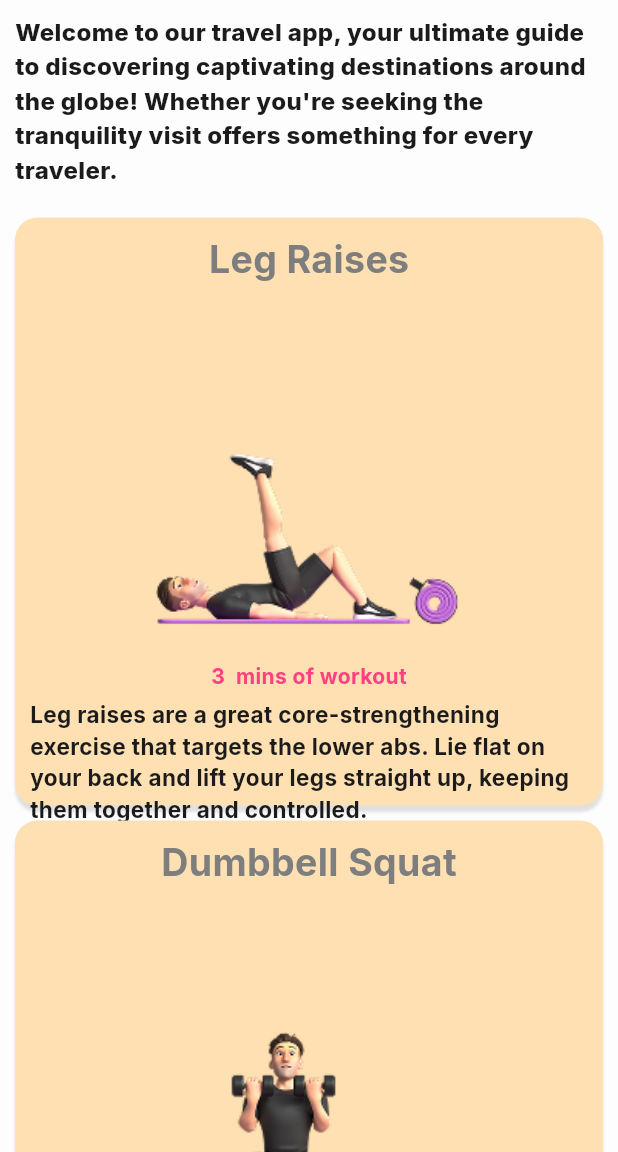
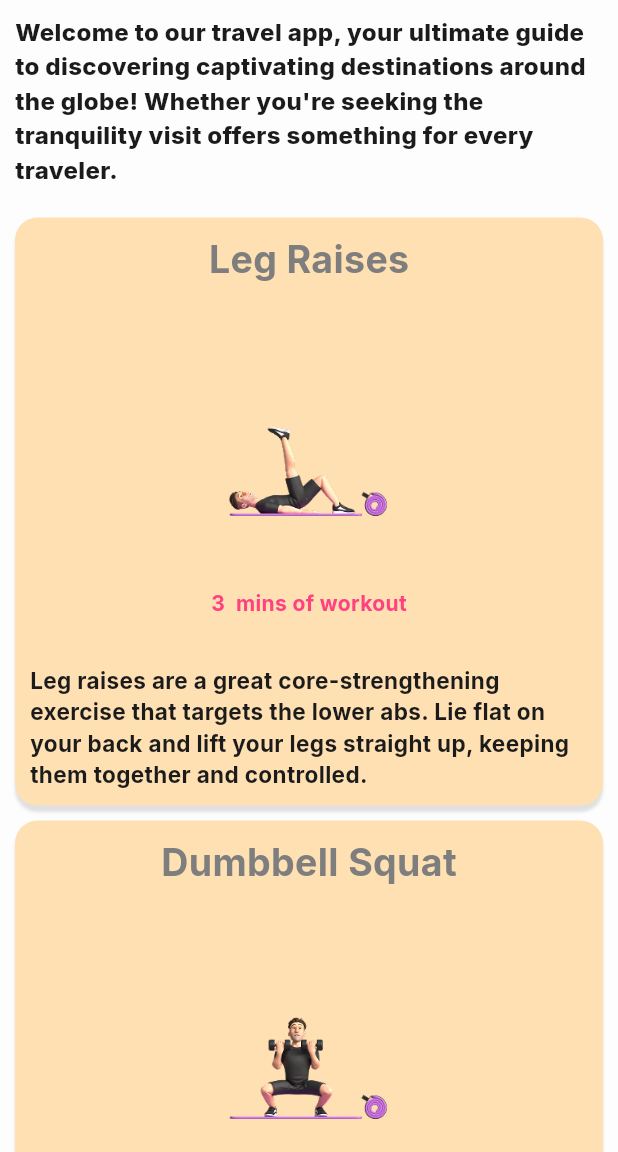
Before and after one commit to Haritha0705/workout_planner_app, a Flutter app: the screen it shows after launch, after a tap on "Exercises", on a phone screen of 412 x 824 dp, the part 84-1236 px from its top. Run offline on Flutter 3.47's test engine with Material 3 defaults, Android fonts, the phone set to English and light mode, and no system bars; our stand-ins replace google_fonts.

Commit message:
add home page in profile image

```diff
--- a/workout_planner_app/lib/pages/home_page/home_page.dart
+++ b/workout_planner_app/lib/pages/home_page/home_page.dart
@@ -39,6 +39,11 @@ class _HomePageState extends State<HomePage> {
             child: Column(
               crossAxisAlignment: CrossAxisAlignment.start,
               children: [
+                Row(
+                  mainAxisAlignment: MainAxisAlignment.spaceBetween,
+                  children: [
+                    Column(
+                      children: [
                         Text(
                           "$formatDate $dayFormat",
                           style: TextStyle(
@@ -54,6 +59,11 @@ class _HomePageState extends State<HomePage> {
                             fontSize: 32,
                             fontWeight: FontWeight.bold,
                           ),
+                        ),
+                      ],
+                    ),
+                      Image(image: AssetImage('assets/myicon.png'),width: 55, fit: BoxFit.cover)
+                  ],
                 ),
                 const SizedBox(height: 5),
                 ProgesCard(val: 0.75),
--- a/workout_planner_app/lib/widgets/ExerciseCard.dart
+++ b/workout_planner_app/lib/widgets/ExerciseCard.dart
@@ -50,7 +50,7 @@ class ExerciseCard extends StatelessWidget {
             const SizedBox(height: 20),
             Image.asset(
               imgUrl,
-              width: 210,
+              width: 110,
               fit: BoxFit.cover,
             ),
             const SizedBox(height: 20),
--- a/workout_planner_app/pubspec.yaml
+++ b/workout_planner_app/pubspec.yaml
@@ -63,7 +63,7 @@ flutter:
   assets:
     - assets/equipments/
     - assets/exercises/
-    - assets/workout-run.svg
+    - assets/myicon.png
 
   # An image asset can refer to one or more resolution-specific "variants", see
   # https://flutter.dev/to/resolution-aware-images
```
Also changed, not shown: workout_planner_app/assets/myicon.png (added), 2 other files. Lines whose indentation alone changed are shown as unchanged.
